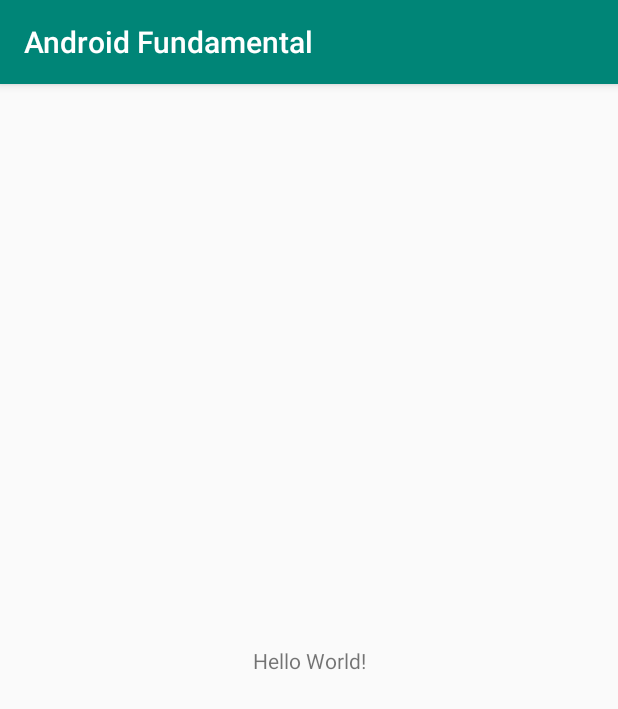
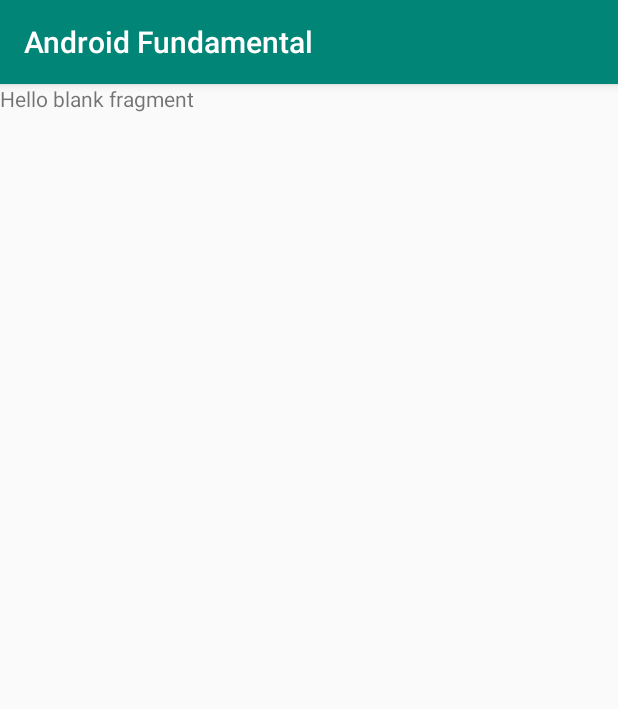
Before and after one commit to majalengkadev/Android-Fundamental, an Android app: the screen it shows after launch (MainActivity), on a phone screen of 412 x 824 dp. Shown: the top 709 px of the screen. Run offline under Robolectric (Android 15) with nearby library versions, the phone set to English and light mode, and no system bars; our stand-ins replace Dagger/Hilt's generated code.

Commit message:
add fragment list

```diff
--- a/app/build.gradle
+++ b/app/build.gradle
@@ -36,7 +36,7 @@ android {
 
 dependencies {
     implementation fileTree(dir: 'libs', include: ['*.jar'])
-    implementation"org.jetbrains.kotlin:kotlin-stdlib-jdk7:$kotlin_version"
+    implementation "org.jetbrains.kotlin:kotlin-stdlib-jdk7:$kotlin_version"
     implementation "androidx.appcompat:appcompat:$appcompactVersion"
     implementation "androidx.constraintlayout:constraintlayout:$constraintLayoutVersion"
     implementation "org.jetbrains.kotlinx:kotlinx-coroutines-android:$coroutinesVersion"
@@ -51,6 +51,7 @@ dependencies {
     implementation "com.facebook.stetho:stetho-okhttp3:$stetho"
 
     // Dagger
+    implementation 'androidx.legacy:legacy-support-v4:1.0.0'
     kapt "com.google.dagger:dagger-compiler:$daggerVersion"
     kapt "com.google.dagger:dagger-android-processor:$daggerVersion"
     implementation "com.google.dagger:dagger:$daggerVersion"
--- a/app/src/main/AndroidManifest.xml
+++ b/app/src/main/AndroidManifest.xml
@@ -6,6 +6,7 @@
 
     <application
         android:allowBackup="true"
+        android:name=".App"
         android:icon="@mipmap/ic_launcher"
         android:label="@string/app_name"
         android:roundIcon="@mipmap/ic_launcher_round"
--- a/app/src/main/java/id/majalengka/androidfundamental/MainActivity.kt
+++ b/app/src/main/java/id/majalengka/androidfundamental/MainActivity.kt
@@ -2,11 +2,17 @@ package id.majalengka.androidfundamental
 
 import androidx.appcompat.app.AppCompatActivity
 import android.os.Bundle
+import id.majalengka.androidfundamental.ui.PrayerTimeFragment
 
 class MainActivity : AppCompatActivity() {
+
+    private val prayerTimeFragment = PrayerTimeFragment()
 
     override fun onCreate(savedInstanceState: Bundle?) {
         super.onCreate(savedInstanceState)
         setContentView(R.layout.activity_main)
+        supportFragmentManager.beginTransaction()
+                .add(R.id.container, prayerTimeFragment)
+                .commit()
     }
 }
--- a/app/src/main/java/id/majalengka/androidfundamental/data/MainRepository.kt
+++ b/app/src/main/java/id/majalengka/androidfundamental/data/MainRepository.kt
@@ -1,4 +1,4 @@
 package id.majalengka.androidfundamental.data
 
-class MainRepository {
+class MainRepository() {
 }
--- a/app/src/main/java/id/majalengka/androidfundamental/di/component/AppComponent.kt
+++ b/app/src/main/java/id/majalengka/androidfundamental/di/component/AppComponent.kt
@@ -2,8 +2,9 @@ package id.majalengka.androidfundamental.di.component
 
 import dagger.Component
 import id.majalengka.androidfundamental.di.module.NetworkModule
+import id.majalengka.androidfundamental.di.subcomponent.PrayerTimesListComponent
 
 @Component(modules = [NetworkModule::class])
 interface AppComponent {
-
+    fun prayerTimeListComponent(): PrayerTimesListComponent
 }
--- /dev/null
+++ b/app/src/main/java/id/majalengka/androidfundamental/di/subcomponent/PrayerTimesListComponent.kt
@@ -0,0 +1,10 @@
+package id.majalengka.androidfundamental.di.subcomponent
+
+import dagger.Subcomponent
+import id.majalengka.androidfundamental.di.module.ViewModelFactoryModule
+import id.majalengka.androidfundamental.di.scope.FragmentScope
+
+@FragmentScope
+@Subcomponent(modules = [ViewModelFactoryModule::class])
+interface PrayerTimesListComponent {
+}
--- /dev/null
+++ b/app/src/main/java/id/majalengka/androidfundamental/ui/PrayerTimeFragment.kt
@@ -0,0 +1,26 @@
+package id.majalengka.androidfundamental.ui
+
+
+import android.os.Bundle
+import androidx.fragment.app.Fragment
+import android.view.LayoutInflater
+import android.view.View
+import android.view.ViewGroup
+
+import id.majalengka.androidfundamental.R
+import id.majalengka.androidfundamental.viewmodel.ViewModelFactory
+import javax.inject.Inject
+
+class PrayerTimeFragment : Fragment() {
+
+    @Inject
+    lateinit var viewModelFactory: ViewModelFactory
+
+    override fun onCreateView(inflater: LayoutInflater, container: ViewGroup?,
+                              savedInstanceState: Bundle?): View? {
+        // Inflate the layout for this fragment
+        return inflater.inflate(R.layout.fragment_prayer_time, container, false)
+    }
+
+
+}
--- /dev/null
+++ b/app/src/main/java/id/majalengka/androidfundamental/viewmodel/ViewModelFactory.kt
@@ -0,0 +1,11 @@
+package id.majalengka.androidfundamental.viewmodel
+
+import androidx.lifecycle.ViewModel
+import androidx.lifecycle.ViewModelProvider
+import javax.inject.Inject
+import javax.inject.Provider
+
+class ViewModelFactory @Inject constructor(private val viewModels: MutableMap<Class<out ViewModel>,
+        Provider<ViewModel>>) : ViewModelProvider.Factory {
+    override fun <T : ViewModel> create(modelClass: Class<T>): T = viewModels[modelClass]?.get() as T
+}
--- a/app/src/main/res/layout/activity_main.xml
+++ b/app/src/main/res/layout/activity_main.xml
@@ -1,18 +1,7 @@
-<?xml version="1.0" encoding="utf-8"?>
-<androidx.constraintlayout.widget.ConstraintLayout xmlns:android="http://schemas.android.com/apk/res/android"
-    xmlns:app="http://schemas.android.com/apk/res-auto"
+<FrameLayout
+    android:id="@+id/container"
+    xmlns:android="http://schemas.android.com/apk/res/android"
     xmlns:tools="http://schemas.android.com/tools"
     android:layout_width="match_parent"
     android:layout_height="match_parent"
-    tools:context=".MainActivity">
-
-    <TextView
-        android:layout_width="wrap_content"
-        android:layout_height="wrap_content"
-        android:text="Hello World!"
-        app:layout_constraintBottom_toBottomOf="parent"
-        app:layout_constraintLeft_toLeftOf="parent"
-        app:layout_constraintRight_toRightOf="parent"
-        app:layout_constraintTop_toTopOf="parent" />
-
-</androidx.constraintlayout.widget.ConstraintLayout>
+    tools:context=".MainActivity"/>
--- /dev/null
+++ b/app/src/main/res/layout/fragment_prayer_time.xml
@@ -0,0 +1,14 @@
+<?xml version="1.0" encoding="utf-8"?>
+<FrameLayout xmlns:android="http://schemas.android.com/apk/res/android"
+    xmlns:tools="http://schemas.android.com/tools"
+    android:layout_width="match_parent"
+    android:layout_height="match_parent"
+    tools:context=".ui.PrayerTimeFragment">
+
+    <!-- TODO: Update blank fragment layout -->
+    <TextView
+        android:layout_width="match_parent"
+        android:layout_height="match_parent"
+        android:text="@string/hello_blank_fragment" />
+
+</FrameLayout>
--- a/app/src/main/res/values/strings.xml
+++ b/app/src/main/res/values/strings.xml
@@ -1,3 +1,6 @@
 <resources>
     <string name="app_name">Android Fundamental</string>
+
+    <!-- TODO: Remove or change this placeholder text -->
+    <string name="hello_blank_fragment">Hello blank fragment</string>
 </resources>
```
Also changed, not shown: app/src/main/java/id/majalengka/androidfundamental/di/module/PrayerTimesListComponentModule.kt (added, +16 -0 lines), app/src/main/java/id/majalengka/androidfundamental/di/module/ViewModelFactoryModule.kt (added, +12 -0 lines), app/src/main/java/id/majalengka/androidfundamental/di/scope/FragmentScope.kt (added, +7 -0 lines), app/src/main/java/id/majalengka/androidfundamental/viewmodel/ViewModelKey.kt (added, +10 -0 lines).
